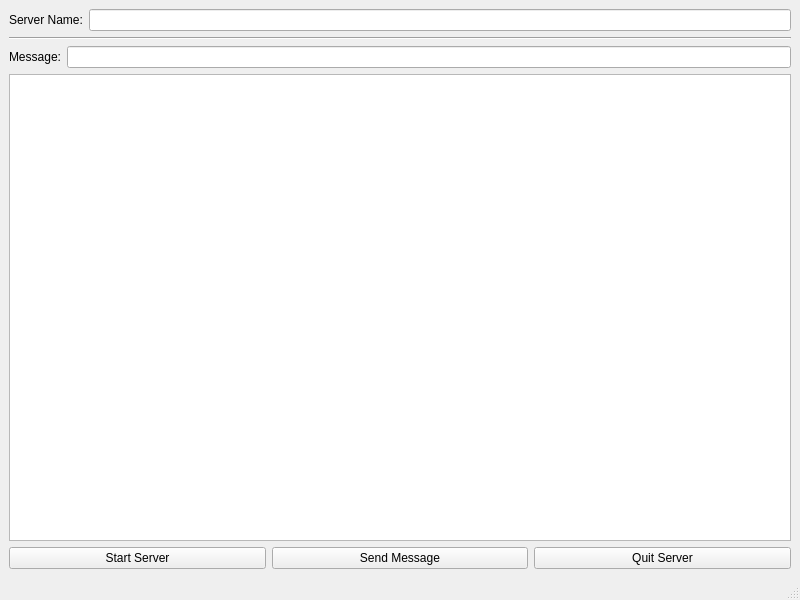
Old version of the form myTcpServer/mainwindow.ui in the repository Alfredo-Vargas/QtBasics.
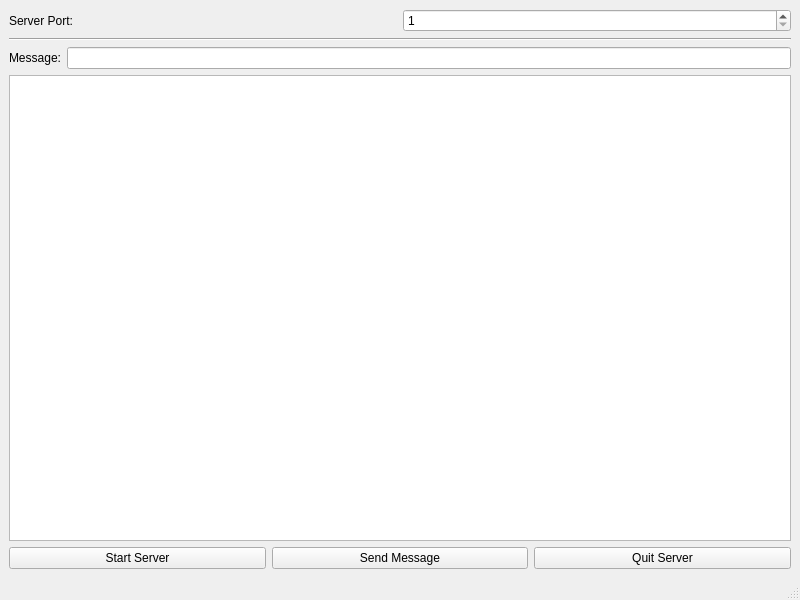
New version of the form.

Commit message: tcp server client lab started

Patch:
```diff
--- a/myTcpServer/mainwindow.ui
+++ b/myTcpServer/mainwindow.ui
@@ -20,12 +20,19 @@
       <item>
        <widget class="QLabel" name="labelServerName">
         <property name="text">
-         <string>Server Name:</string>
+         <string>Server Port:</string>
         </property>
        </widget>
       </item>
       <item>
-       <widget class="QLineEdit" name="lineEditServerName"/>
+       <widget class="QSpinBox" name="spinBox">
+        <property name="minimum">
+         <number>1</number>
+        </property>
+        <property name="maximum">
+         <number>64000</number>
+        </property>
+       </widget>
       </item>
      </layout>
     </item>
```
The commit also changes 14 other files.
